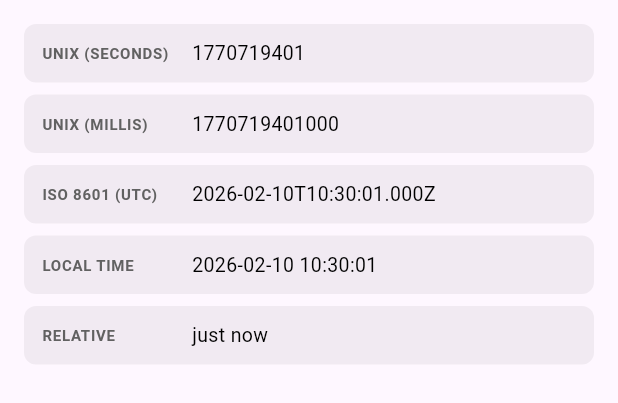
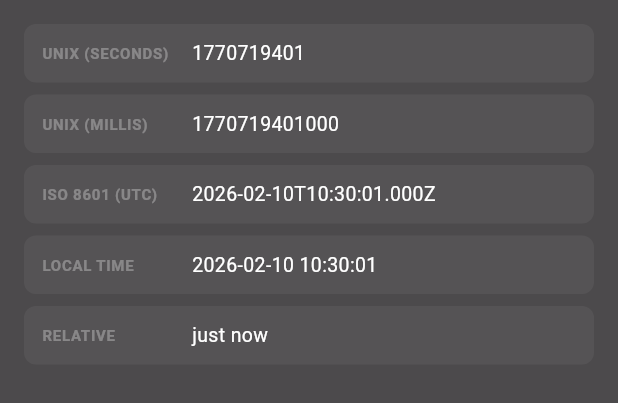
Before and after one commit to TotallyNotTech/OmniBar, a Flutter app: the _UnifiedTimestampDisplay widget shown alone on an empty page, opened directly, on a phone screen of 412 x 824 dp. Shown: the top 403 px of the screen. Run offline on Flutter 3.47's test engine with Material 3 defaults, Android fonts, the phone set to English and light mode, and no system bars; our stand-ins replace package_info_plus, shared_preferences; missing offline and left inert: desktop_multi_window, hotkey_manager, launch_at_startup, macos_ui, system_tray, window_manager; accounts and stored records are empty; statements that could not run were skipped.

Commit message:
💄 fix colors for main visual component, error still wrong

```diff
--- a/lib/tools/timestamp_tool.dart
+++ b/lib/tools/timestamp_tool.dart
@@ -64,7 +64,6 @@ class TimestampTool extends OmniTool {
       );
     }
 
-    // 3. ANIMATION
     return Consumer<ThemeProvider>(
       builder: (context, themeProvider, _) {
         return AnimatedSwitcher(
@@ -222,14 +221,19 @@ class _UnifiedTimestampDisplayState extends State<_UnifiedTimestampDisplay> {
             ? MediaQuery.platformBrightnessOf(context) == Brightness.dark
             : themeProvider.themeMode == ThemeMode.dark;
 
+        final containerBackgroundColor = isDark
+            ? Colors.black.withOpacity(0.3)
+            : Colors.black.withOpacity(0.7);
+
         final bgColor = isDark
-            ? Colors.black.withOpacity(0.3)
-            : Colors.black.withOpacity(0.05);
-        final labelColor = isDark ? Colors.grey : Colors.grey[700]!;
-        final valueColor = isDark ? Colors.white : Colors.black;
+            ? Colors.white.withOpacity(0.3)
+            : Colors.white.withOpacity(0.05);
+        final labelColor = Colors.white.withOpacity(0.3);
+        final valueColor = Colors.white;
 
         return Container(
           padding: const EdgeInsets.all(16),
+          color: containerBackgroundColor,
           child: Column(
             children: [
               _buildTimeRow(
```
